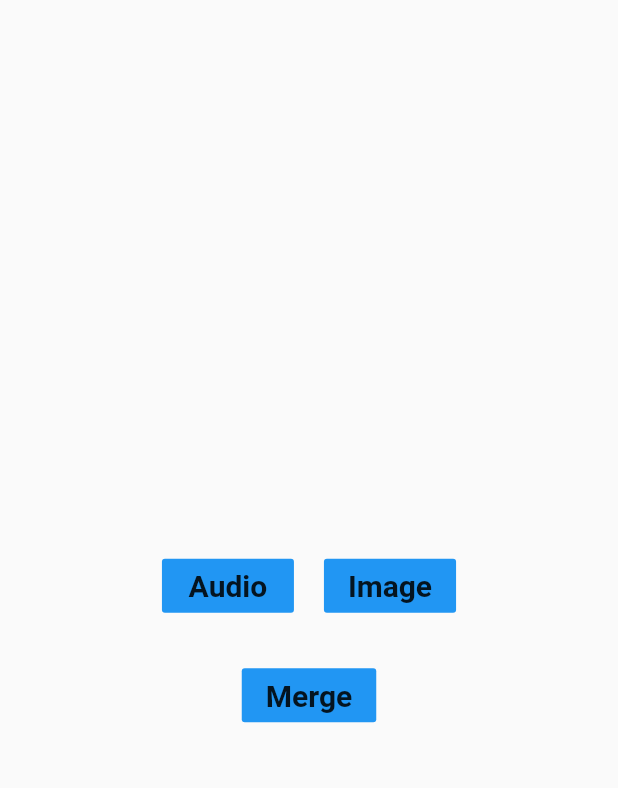
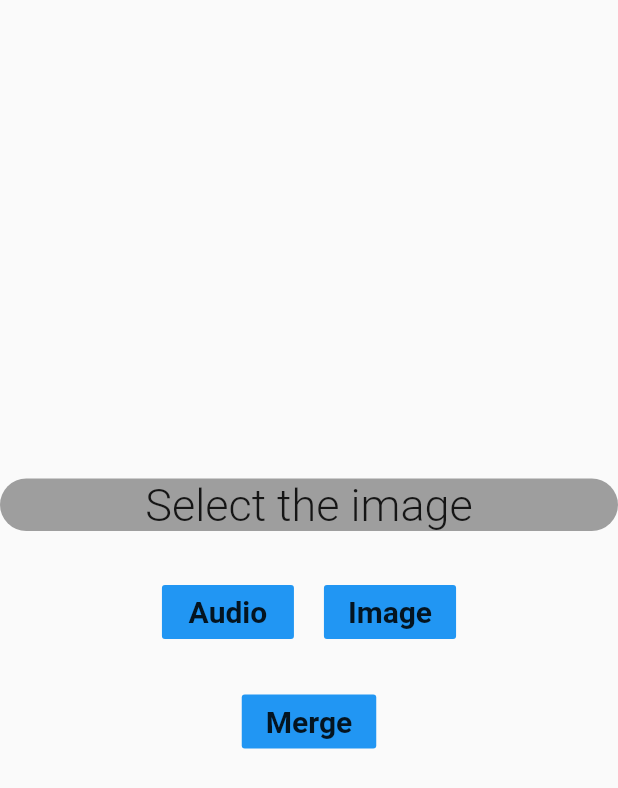
Before and after one commit to uditmishra128/audio, a Flutter app: the screen it shows after launch, on a phone screen of 412 x 824 dp. Shown: the top 788 px of the screen. Run offline on Flutter 3.47's test engine with Material 2 defaults, Android fonts, the phone set to English and light mode, and no system bars; our stand-ins replace chewie, file_picker, image_picker, video_player; missing offline and left inert: flutter_ffmpeg.

Commit message:
second commit

```diff
--- a/lib/screens/mainScreen.dart
+++ b/lib/screens/mainScreen.dart
@@ -1,11 +1,11 @@
 import 'dart:io';
 import 'dart:ui';
+import 'package:audioimage/screens/output.dart';
 import 'package:file_picker/file_picker.dart';
 import 'package:flutter/material.dart';
 import 'package:image_picker/image_picker.dart';
 import 'package:file_picker/file_picker.dart';
-import 'package:chewie/chewie.dart';
-import 'package:video_player/video_player.dart';
+
 import 'package:flutter_ffmpeg/flutter_ffmpeg.dart';
 
 class HomeScreen extends StatefulWidget {
@@ -17,7 +17,7 @@ class HomeScreen extends StatefulWidget {
 
 class HomeScreenState extends State<HomeScreen> {
   final FlutterFFmpeg _ffMpeg = FlutterFFmpeg();
-  var myDir = Directory('/data/user/0/com.example.audioimage/cache/');
+  var myDir = Directory('/data/user/0/com.example.audioimage/cache');
   var _controller;
   var imagePath;
   var audioPath;
@@ -76,9 +76,13 @@ class HomeScreenState extends State<HomeScreen> {
         .execute("-i $imagePath -i $audioPath -c copy $outputFile")
         .then((return_code) => print("Return code $return_code"));
     print(outputFile);
-    setState(() {
-      _controller = VideoPlayerController.asset(outputFile);
-    });
+    Navigator.push(
+      context,
+      MaterialPageRoute(
+          builder: (context) => OutputScreen(
+                video: outputFile,
+              )),
+    );
   }
 
   @override
@@ -90,32 +94,27 @@ class HomeScreenState extends State<HomeScreen> {
         child: Column(
           mainAxisAlignment: MainAxisAlignment.center,
           children: [
-            _controller != null
-                ? AspectRatio(
-                    aspectRatio: _controller.value.aspectRatio,
-                    child: VideoPlayer(_controller),
+            image != null
+                ? ClipRRect(
+                    borderRadius: BorderRadius.circular(15),
+                    child: Image.file(
+                      image,
+                      height: 200,
+                    ),
                   )
-                : Container(),
-            // image != null
-            //     ? ClipRRect(
-            //         borderRadius: BorderRadius.circular(15),
-            //         child: Image.file(
-            //           image,
-            //         ),
-            //       )
-            //     : Container(
-            //         decoration: BoxDecoration(
-            //             color: Colors.grey,
-            //             borderRadius: BorderRadius.circular(20)),
-            //         child: Center(
-            //           child: Text(
-            //             'Select the image',
-            //             style: TextStyle(
-            //                 fontSize: 30, fontWeight: FontWeight.w300),
-            //             textAlign: TextAlign.center,
-            //           ),
-            //         ),
-            //       ),
+                : Container(
+                    decoration: BoxDecoration(
+                        color: Colors.grey,
+                        borderRadius: BorderRadius.circular(20)),
+                    child: Center(
+                      child: Text(
+                        'Select the image',
+                        style: TextStyle(
+                            fontSize: 30, fontWeight: FontWeight.w300),
+                        textAlign: TextAlign.center,
+                      ),
+                    ),
+                  ),
             SizedBox(
               height: 30,
             ),
```
Also changed, not shown: lib/screens/output.dart (added, +50 -0 lines).
